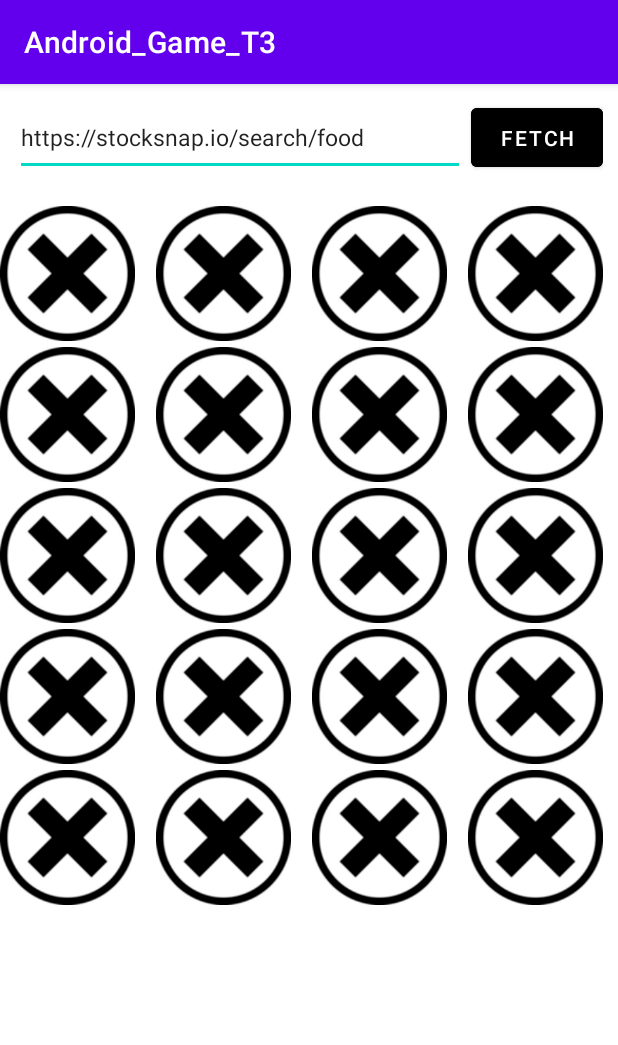
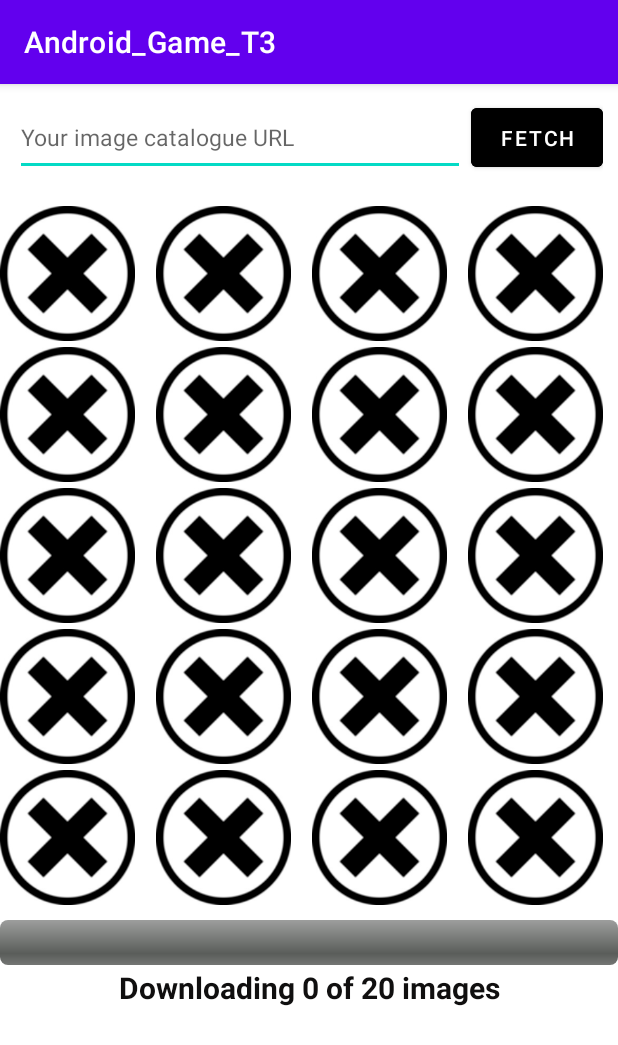
Before and after one commit to ChuaShuErn/Android_Game_Team03, an Android app: the FetchActivity screen opened directly, with no data from a screen before it, after a tap on "FETCH", on a phone screen of 412 x 824 dp. Shown: the top 1045 px of the screen. Run offline under Robolectric (Android 15) with nearby library versions, the phone set to English and light mode, and no system bars; 4 statements that could not run were skipped.

Commit message:
Furnished AutoComplete for URL search + URL failure handling

```diff
--- a/app/src/main/java/iss/workshop/android_game_t3/FetchActivity.java
+++ b/app/src/main/java/iss/workshop/android_game_t3/FetchActivity.java
@@ -11,6 +11,8 @@ import android.view.LayoutInflater;
 import android.view.View;
 import android.view.ViewGroup;
 import android.view.inputmethod.InputMethodManager;
+import android.widget.ArrayAdapter;
+import android.widget.AutoCompleteTextView;
 import android.widget.BaseAdapter;
 import android.widget.Button;
 import android.widget.EditText;
@@ -50,7 +52,7 @@ public class FetchActivity extends AppCompatActivity implements View.OnClickList
     private Thread downloadImageThread;
 
     //View attributes
-    private EditText urlSearchBar;
+    private AutoCompleteTextView urlSearchBar;
     private Button fetchBtn;
     private GridView imageGridView;
     private SelectImgListener listener;
@@ -65,6 +67,17 @@ public class FetchActivity extends AppCompatActivity implements View.OnClickList
         setContentView(R.layout.activity_fetch);
         myDirectory = getExternalFilesDir(Environment.DIRECTORY_PICTURES);
 
+        String[] exampleURLs =
+                     {  "https://stocksnap.io/search/spring",
+                        "https://stocksnap.io/search/food",
+                        "https://stocksnap.io/search/happy",
+                        "https://stocksnap.io/search/travel",
+                        "https://www.google.com",
+                        "https://invalid_website.com" };
+
+        ArrayAdapter<String> urlAdapter =
+                new ArrayAdapter<String>(this,android.R.layout.simple_list_item_1, exampleURLs);
+
         urlSearchBar = findViewById(R.id.urlSearchBar);
         urlSearchBar.setFocusableInTouchMode(true);
         urlSearchBar.setOnFocusChangeListener(new View.OnFocusChangeListener() {
@@ -76,6 +89,8 @@ public class FetchActivity extends AppCompatActivity implements View.OnClickList
                 }
             }
         });
+        urlSearchBar.setThreshold(1);
+        urlSearchBar.setAdapter(urlAdapter);
 
         fetchBtn = findViewById(R.id.fetchBtn);
         if (fetchBtn != null)
@@ -87,9 +102,9 @@ public class FetchActivity extends AppCompatActivity implements View.OnClickList
     private void parseHTMLImgURLs() {
 
         try {
+            ArrayList<String> thisImgUrlList = new ArrayList<>();
             Document doc = Jsoup.connect(mURL).get();
             Elements links = doc.select("img[src]");
-            ArrayList<String> thisImgUrlList = new ArrayList<>();
             for (Element link : links) {
                 if (link.attr("src").contains(".jpg") && link.attr("src").contains("https://")
                         && !link.attr("src").contains("?")) {
@@ -103,7 +118,7 @@ public class FetchActivity extends AppCompatActivity implements View.OnClickList
                 System.out.println(u);
 
         } catch (IOException e) {
-            ArrayList<String> thisImgUrlList = null;
+            imgUrlList = null;;
         }
 
     }
@@ -127,11 +142,11 @@ public class FetchActivity extends AppCompatActivity implements View.OnClickList
                 return 1; //1 = all good
             } else if (imgUrlList.size() < 20) {
                 return 2;
-            } else if (mURL.isEmpty() || mURL == null || mURL.trim().isEmpty())
-                return 4; //invalid url
-            else
+            } else
                 return 3;
         } catch (Exception e) {
+            if (mURL.isEmpty() || mURL == null || mURL.trim().isEmpty())
+                return 4; //invalid url
             return 3;
         }
     }
@@ -208,9 +223,8 @@ public class FetchActivity extends AppCompatActivity implements View.OnClickList
                 initGridView();
             }
 
-            mURL = null;
+
             urlSearchBar.clearFocus();
-            mURL = urlSearchBar.getText().toString();
 
 
             downloadImageThread = new Thread(new Runnable() {
@@ -218,12 +232,18 @@ public class FetchActivity extends AppCompatActivity implements View.OnClickList
                 public void run() {
                     isDownloadThreadRunning = true; //start running, say True
 
+
+                    mURL = urlSearchBar.getText().toString();
+
+                    runOnUiThread(new progressUiRunnable(0));
                     imgFileList = createDestFiles(); //get twenty blank files to store
                     int fetchURLStatusCode = getImgUrlList();
 
                     if (fetchURLStatusCode == 1) {
                         System.out.println("All good---ImgURLList Have-" + imgUrlList.size() + " URL strings");
                         fetchedImages = new ArrayList<>();
+
+
                         for (int i = 0; i < FETCH_IMAGES_MAX; i++) {
                             if (downloadThisImage(imgUrlList.get(i), imgFileList.get(i))) {
 
--- a/app/src/main/res/layout/activity_fetch.xml
+++ b/app/src/main/res/layout/activity_fetch.xml
@@ -12,7 +12,7 @@
         android:padding="10dp"
         android:orientation="horizontal">
 
-        <EditText
+        <!--<EditText
             android:id="@+id/urlSearchBar"
             android:layout_width="0dp"
             android:layout_height="match_parent"
@@ -20,7 +20,15 @@
             android:text="@string/default_search_url"
             android:hint="@string/url_hint"
             android:textSize="15sp"
-             />
+             /> -->
+        <AutoCompleteTextView
+            android:id="@+id/urlSearchBar"
+            android:layout_width="0dp"
+            android:layout_height="match_parent"
+            android:layout_weight="0.85"
+            android:hint="@string/url_hint"
+            android:textSize="15sp"/>
+
 
 
         <Button
```
